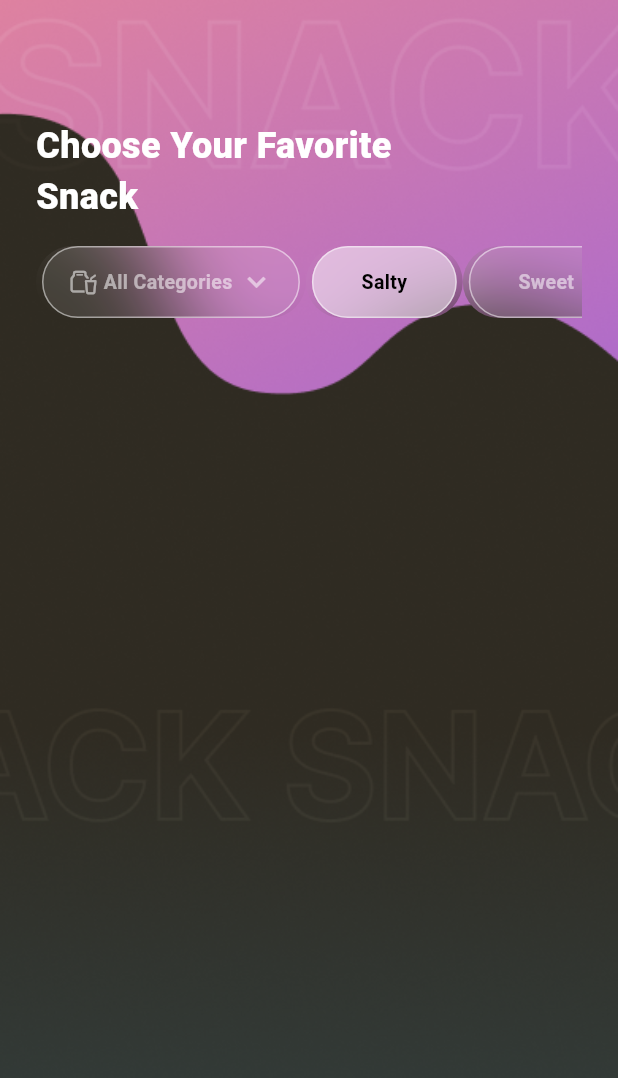
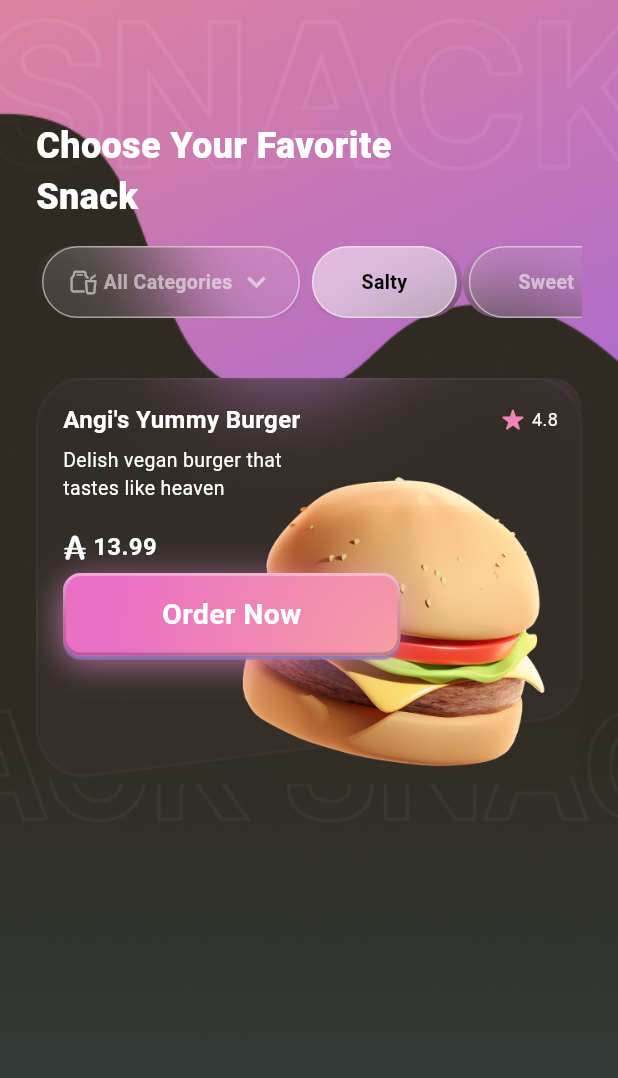
Before and after one commit to JLangbein/jp_app, a Flutter app: the SelectionScreen screen opened directly, on a phone screen of 412 x 824 dp. Shown: the top 1078 px of the screen. Run offline on Flutter 3.47's test engine with Material 3 defaults, Android fonts, the phone set to English and light mode, and no system bars; our stand-ins replace gradient_borders.

Commit message:
currently worling on the HeroCard, Button is only thing missing

```diff
--- a/lib/common/data/product_repository.dart
+++ b/lib/common/data/product_repository.dart
@@ -10,7 +10,7 @@ class ProductRepository {
       price: 13.99,
       likes: 212,
       reviews: 4.8,
-      imageURL: 'assets/burger.png',
+      imageURL: 'assets/products/burger.png',
     ),
     Product(
       name: 'Mowgli\'s Cup',
@@ -20,7 +20,7 @@ class ProductRepository {
       price: 8.99,
       likes: 200,
       reviews: 4.0,
-      imageURL: 'assets/cupcake_cat.png',
+      imageURL: 'assets/products/cupkake_cat.png',
     ),
     Product(
       name: 'Balu\'s Cup',
@@ -30,7 +30,7 @@ class ProductRepository {
       price: 8.99,
       likes: 265,
       reviews: 4.0,
-      imageURL: 'assets/cupcake_chick.png',
+      imageURL: 'assets/products/cupcake_chick.png',
     ),
     Product(
       name: 'Smiling David',
@@ -40,7 +40,7 @@ class ProductRepository {
       price: 3.99,
       likes: 310,
       reviews: 4.0,
-      imageURL: 'assets/icecream_stick.png',
+      imageURL: 'assets/products/icecream_stick.png',
     ),
     Product(
       name: 'Kai in a Cone',
@@ -50,7 +50,7 @@ class ProductRepository {
       price: 3.99,
       likes: 290,
       reviews: 4.0,
-      imageURL: 'assets/icecream_cone.png',
+      imageURL: 'assets/products/icecream_cone.png',
     ),
   ];
 }
--- /dev/null
+++ b/lib/features/selection/presentation/hero_container.dart
@@ -0,0 +1,114 @@
+import 'dart:ui';
+
+import 'package:flutter/material.dart';
+import 'package:jp_app/common/domain/jp_app_icons.dart';
+import 'package:jp_app/common/domain/product_class.dart';
+import 'package:jp_app/common/presentation/card_button.dart';
+import 'package:jp_app/common/presentation/hero_button.dart';
+
+class HeroContainer extends StatelessWidget {
+  // attributes
+  final Product product;
+
+  const HeroContainer({super.key, required this.product});
+
+  @override
+  Widget build(BuildContext context) {
+    return ClipRRect(
+      borderRadius: BorderRadiusGeometry.circular(20.0),
+      child: BackdropFilter(
+        filter: ImageFilter.blur(sigmaX: 30.0, sigmaY: 30.0),
+        child: Stack(
+          children: [
+            Opacity(
+              opacity: 0.3,
+              child: Container(
+                height: 270.0,
+                decoration: BoxDecoration(
+                  image: DecorationImage(
+                    image: AssetImage('assets/utils/cut_card.png'),
+                    fit: BoxFit.fill,
+                  ),
+                ),
+              ),
+            ),
+            Positioned(
+              bottom: -16.0,
+              right: 0.0,
+              child: Image.asset(product.imageURL, scale: 1.8),
+            ),
+            Padding(
+              padding: EdgeInsetsGeometry.fromLTRB(18.0, 16.0, 16.0, 24.0),
+              child: Column(
+                spacing: 6.0,
+                mainAxisAlignment: MainAxisAlignment.start,
+                crossAxisAlignment: CrossAxisAlignment.start,
+                children: [
+                  Row(
+                    mainAxisAlignment: MainAxisAlignment.spaceBetween,
+                    children: [
+                      Text(
+                        product.name,
+                        style: TextStyle(
+                          color: Colors.white,
+                          fontSize: 16.0,
+                          fontWeight: FontWeight.bold,
+                        ),
+                      ),
+                      Row(
+                        mainAxisAlignment: MainAxisAlignment.end,
+                        spacing: 6.0,
+                        children: [
+                          Icon(
+                            JpAppIcons.star,
+                            color: Color(0xFFEF84B5),
+                            size: 14.0,
+                          ),
+                          Text(
+                            product.reviews.toString(),
+                            style: TextStyle(
+                              color: Colors.white,
+                              fontSize: 12.0,
+                            ),
+                          ),
+                        ],
+                      ),
+                    ],
+                  ),
+                  SizedBox(
+                    width: 150.0,
+                    child: Text(
+                      product.subtitle,
+                      style: TextStyle(color: Colors.white, fontSize: 13.0),
+                      textAlign: TextAlign.left,
+                    ),
+                  ),
+                  SizedBox(height: 6.0),
+                  Row(
+                    spacing: 4.0,
+                    children: [
+                      Icon(
+                        JpAppIcons.app_coin,
+                        color: Colors.white,
+                        size: 16.0,
+                      ),
+                      Text(
+                        product.price.toString(),
+                        style: TextStyle(
+                          color: Colors.white,
+                          fontSize: 16.0,
+                          fontWeight: FontWeight.bold,
+                        ),
+                      ),
+                    ],
+                  ),
+                  HeroButton(),
+                ],
+              ),
+            ),
+          ],
+        ),
+      ),
+    );
+  }
+}
--- a/lib/features/selection/presentation/selection_screen.dart
+++ b/lib/features/selection/presentation/selection_screen.dart
@@ -1,6 +1,8 @@
 import 'package:flutter/material.dart';
 import 'package:jp_app/features/selection/data/chip_label_list.dart';
+import 'package:jp_app/features/selection/presentation/hero_container.dart';
 import 'package:jp_app/features/selection/presentation/snack_chip.dart';
+import '/common/data/product_repository.dart';
 
 class SelectionScreen extends StatelessWidget {
   const SelectionScreen({super.key});
@@ -47,6 +49,8 @@ class SelectionScreen extends StatelessWidget {
                         .toList(),
                   ),
                 ),
+                SizedBox(height: 40.0),
+                HeroContainer(product: ProductRepository().products[0]),
               ],
             ),
           ),
--- a/lib/main_app.dart
+++ b/lib/main_app.dart
@@ -1,6 +1,5 @@
 import 'package:flutter/material.dart';
 import 'package:jp_app/features/start/presentation/start_screen.dart';
-import 'package:google_fonts/google_fonts.dart';
 
 class MainApp extends StatelessWidget {
   const MainApp({super.key});
@@ -9,7 +8,6 @@ class MainApp extends StatelessWidget {
   Widget build(BuildContext context) {
     return MaterialApp(
       debugShowCheckedModeBanner: false,
-      // theme: ThemeData(fontFamily: GoogleFonts.inter().fontFamily),
       home: Scaffold(body: StartScreen()),
     );
   }
```
